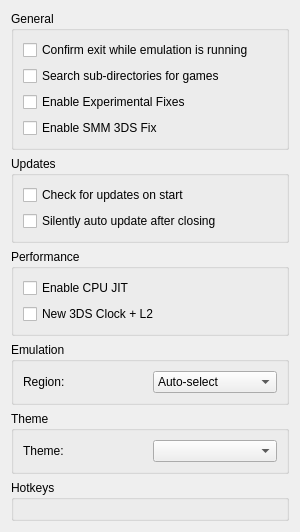
Above: src/citra_qt/configuration/configure_general.ui from grimtnt/citra before the change. Below: the same form after it.
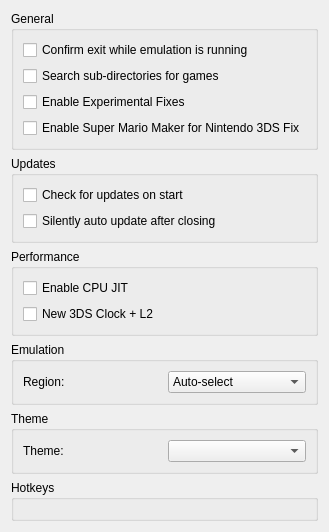
That is the form after the change. Custom widgets are drawn as their Qt base class.

```diff
--- a/src/citra_qt/configuration/configure_general.ui
+++ b/src/citra_qt/configuration/configure_general.ui
@@ -48,7 +48,7 @@
           <item>
            <widget class="QCheckBox" name="enable_smm_fix">
             <property name="text">
-             <string>Enable SMM 3DS Fix</string>
+             <string>Enable Super Mario Maker for Nintendo 3DS Fix</string>
             </property>
            </widget>
           </item>
```
